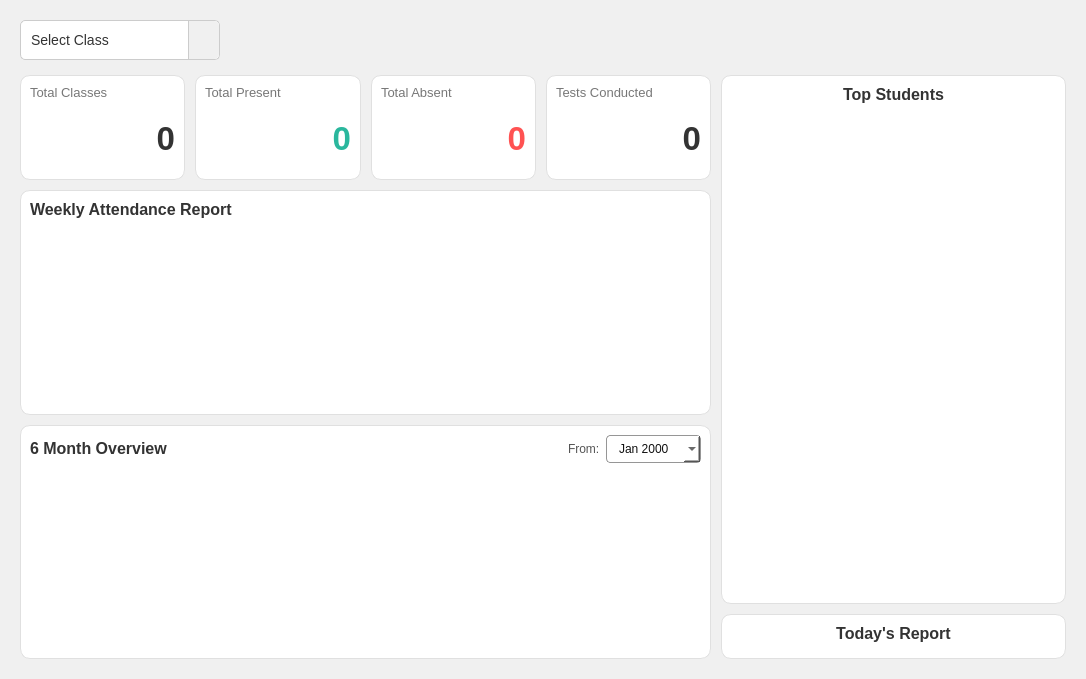
First picture: the form in ui/QTFiles/dashboardTeacher.ui, repository fizzycoding/Attendance-Management-System--College, before the edit.
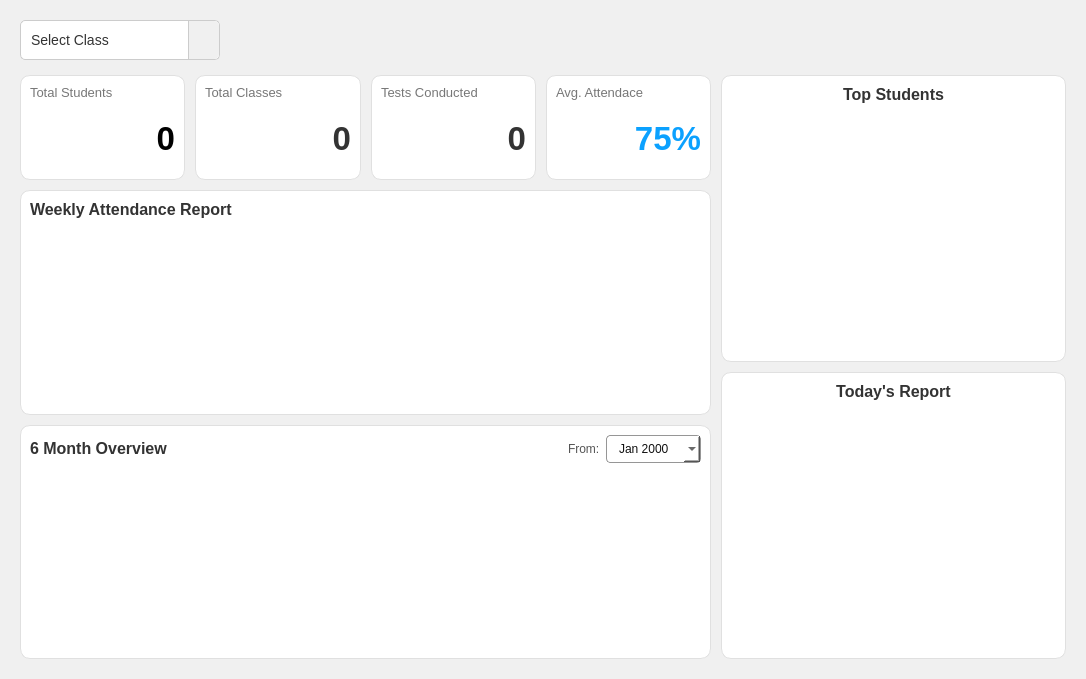
Second picture: the form after the edit. Icons and pictures are not drawn.

Diff of the .ui file:
```diff
--- a/ui/QTFiles/dashboardTeacher.ui
+++ b/ui/QTFiles/dashboardTeacher.ui
@@ -131,6 +131,56 @@
          <property name="spacing">
           <number>10</number>
          </property>
+         <item>
+          <widget class="QFrame" name="card_present">
+           <property name="maximumSize">
+            <size>
+             <width>16777215</width>
+             <height>120</height>
+            </size>
+           </property>
+           <property name="styleSheet">
+            <string notr="true">QFrame { background-color: white; border-radius: 10px; border: 1px solid #e0e0e0; }
+QFrame:hover { border: 1px solid #2ab79d; }</string>
+           </property>
+           <layout class="QVBoxLayout" name="vbox_card2">
+            <item>
+             <widget class="QPushButton" name="pushButton_2">
+              <property name="styleSheet">
+               <string notr="true">color: #777; font-size: 13px; border:none;
+  font: 600 11pt &quot;Segoe UI&quot;; background-color: transparent; text-align: left</string>
+              </property>
+              <property name="text">
+               <string>Total Students</string>
+              </property>
+              <property name="icon">
+               <iconset>
+                <normaloff>C:/Users/sanju/icons/users.png</normaloff>C:/Users/sanju/icons/users.png</iconset>
+              </property>
+              <property name="iconSize">
+               <size>
+                <width>18</width>
+                <height>18</height>
+               </size>
+              </property>
+             </widget>
+            </item>
+            <item>
+             <widget class="QLabel" name="val_total_student">
+              <property name="styleSheet">
+               <string notr="true">color:rgb(0, 0, 0); font-size:25pt; font-weight: bold; border:none;</string>
+              </property>
+              <property name="text">
+               <string>0</string>
+              </property>
+              <property name="alignment">
+               <set>Qt::AlignmentFlag::AlignRight|Qt::AlignmentFlag::AlignTrailing|Qt::AlignmentFlag::AlignVCenter</set>
+              </property>
+             </widget>
+            </item>
+           </layout>
+          </widget>
+         </item>
          <item>
           <widget class="QFrame" name="card_total_classes">
            <property name="maximumSize">
@@ -181,106 +231,6 @@
            </layout>
           </widget>
          </item>
-         <item>
-          <widget class="QFrame" name="card_present">
-           <property name="maximumSize">
-            <size>
-             <width>16777215</width>
-             <height>120</height>
-            </size>
-           </property>
-           <property name="styleSheet">
-            <string notr="true">QFrame { background-color: white; border-radius: 10px; border: 1px solid #e0e0e0; }
-QFrame:hover { border: 1px solid #2ab79d; }</string>
-           </property>
-           <layout class="QVBoxLayout" name="vbox_card2">
-            <item>
-             <widget class="QPushButton" name="pushButton_2">
-              <property name="styleSheet">
-               <string notr="true">color: #777; font-size: 13px; border:none;
-  font: 600 11pt &quot;Segoe UI&quot;; background-color: transparent; text-align: left</string>
-              </property>
-              <property name="text">
-               <string>Total Present</string>
-              </property>
-              <property name="icon">
-               <iconset>
-                <normaloff>../../icons/present.png</normaloff>../../icons/present.png</iconset>
-              </property>
-              <property name="iconSize">
-               <size>
-                <width>18</width>
-                <height>18</height>
-               </size>
-              </property>
-             </widget>
-            </item>
-            <item>
-             <widget class="QLabel" name="val_present">
-              <property name="styleSheet">
-               <string notr="true">color: #2ab79d; font-size:25pt; font-weight: bold; border:none;</string>
-              </property>
-              <property name="text">
-               <string>0</string>
-              </property>
-              <property name="alignment">
-               <set>Qt::AlignmentFlag::AlignRight|Qt::AlignmentFlag::AlignTrailing|Qt::AlignmentFlag::AlignVCenter</set>
-              </property>
-             </widget>
-            </item>
-           </layout>
-          </widget>
-         </item>
-         <item>
-          <widget class="QFrame" name="card_absent">
-           <property name="maximumSize">
-            <size>
-             <width>16777215</width>
-             <height>120</height>
-            </size>
-           </property>
-           <property name="styleSheet">
-            <string notr="true">QFrame { background-color: white; border-radius: 10px; border: 1px solid #e0e0e0; }
-QFrame:hover { border: 1px solid #2ab79d; }</string>
-           </property>
-           <layout class="QVBoxLayout" name="vbox_card3">
-            <item>
-             <widget class="QPushButton" name="pushButton_3">
-              <property name="styleSheet">
-               <string notr="true">color: #777; font-size: 13px; border:none;
-  font: 600 11pt &quot;Segoe UI&quot;; background-color: transparent; text-align: left</string>
-              </property>
-              <property name="text">
-               <string>Total Absent</string>
-              </property>
-              <property name="icon">
-               <iconset>
-                <normaloff>../../icons/absent.png</normaloff>../../icons/absent.png</iconset>
-              </property>
-              <property name="iconSize">
-               <size>
-                <width>18</width>
-                <height>18</height>
-               </size>
-              </property>
-             </widget>
-            </item>
-            <item>
-             <widget class="QLabel" name="val_absent">
-              <property name="styleSheet">
-               <string notr="true">color: #ff5252; font-size: 25pt; font-weight: bold; border:none;</string>
-              </property>
-              <property name="text">
-               <string>0</string>
-              </property>
-              <property name="alignment">
-               <set>Qt::AlignmentFlag::AlignRight|Qt::AlignmentFlag::AlignTrailing|Qt::AlignmentFlag::AlignVCenter</set>
-              </property>
-             </widget>
-            </item>
-           </layout>
-          </widget>
-         </item>
          <item>
           <widget class="QFrame" name="card_tests">
            <property name="maximumSize">
@@ -331,6 +281,56 @@
            </layout>
           </widget>
          </item>
+         <item>
+          <widget class="QFrame" name="card_absent">
+           <property name="maximumSize">
+            <size>
+             <width>16777215</width>
+             <height>120</height>
+            </size>
+           </property>
+           <property name="styleSheet">
+            <string notr="true">QFrame { background-color: white; border-radius: 10px; border: 1px solid #e0e0e0; }
+QFrame:hover { border: 1px solid #2ab79d; }</string>
+           </property>
+           <layout class="QVBoxLayout" name="vbox_card3">
+            <item>
+             <widget class="QPushButton" name="pushButton_3">
+              <property name="styleSheet">
+               <string notr="true">color: #777; font-size: 13px; border:none;
+  font: 600 11pt &quot;Segoe UI&quot;; background-color: transparent; text-align: left</string>
+              </property>
+              <property name="text">
+               <string>Avg. Attendace</string>
+              </property>
+              <property name="icon">
+               <iconset>
+                <normaloff>C:/Users/sanju/icons/absent.png</normaloff>C:/Users/sanju/icons/absent.png</iconset>
+              </property>
+              <property name="iconSize">
+               <size>
+                <width>18</width>
+                <height>18</height>
+               </size>
+              </property>
+             </widget>
+            </item>
+            <item>
+             <widget class="QLabel" name="val_avg_attendance">
+              <property name="styleSheet">
+               <string notr="true">color: rgb(11, 161, 255); font-size: 25pt; font-weight: bold; border:none;</string>
+              </property>
+              <property name="text">
+               <string>75%</string>
+              </property>
+              <property name="alignment">
+               <set>Qt::AlignmentFlag::AlignRight|Qt::AlignmentFlag::AlignTrailing|Qt::AlignmentFlag::AlignVCenter</set>
+              </property>
+             </widget>
+            </item>
+           </layout>
+          </widget>
+         </item>
         </layout>
        </item>
        <item>
@@ -512,6 +512,12 @@
           </item>
           <item>
            <widget class="QScrollArea" name="scrollArea_students">
+            <property name="sizePolicy">
+             <sizepolicy hsizetype="Expanding" vsizetype="Preferred">
+              <horstretch>0</horstretch>
+              <verstretch>0</verstretch>
+             </sizepolicy>
+            </property>
             <property name="styleSheet">
              <string>border:none; background:transparent;</string>
             </property>
@@ -524,7 +530,7 @@
                <x>0</x>
                <y>0</y>
                <width>323</width>
-               <height>459</height>
+               <height>232</height>
               </rect>
              </property>
              <layout class="QVBoxLayout" name="container_top_students">
@@ -546,6 +552,12 @@
          <layout class="QVBoxLayout" name="vbox_pie">
           <item>
            <widget class="QLabel" name="label_pie_title">
+            <property name="sizePolicy">
+             <sizepolicy hsizetype="Preferred" vsizetype="Fixed">
+              <horstretch>0</horstretch>
+              <verstretch>0</verstretch>
+             </sizepolicy>
+            </property>
             <property name="styleSheet">
              <string>font-size: 16px; font-weight: bold; color: #333; border:none;</string>
             </property>
```
Left out of the diff: 13 changed lines with no effect on the pictures.
